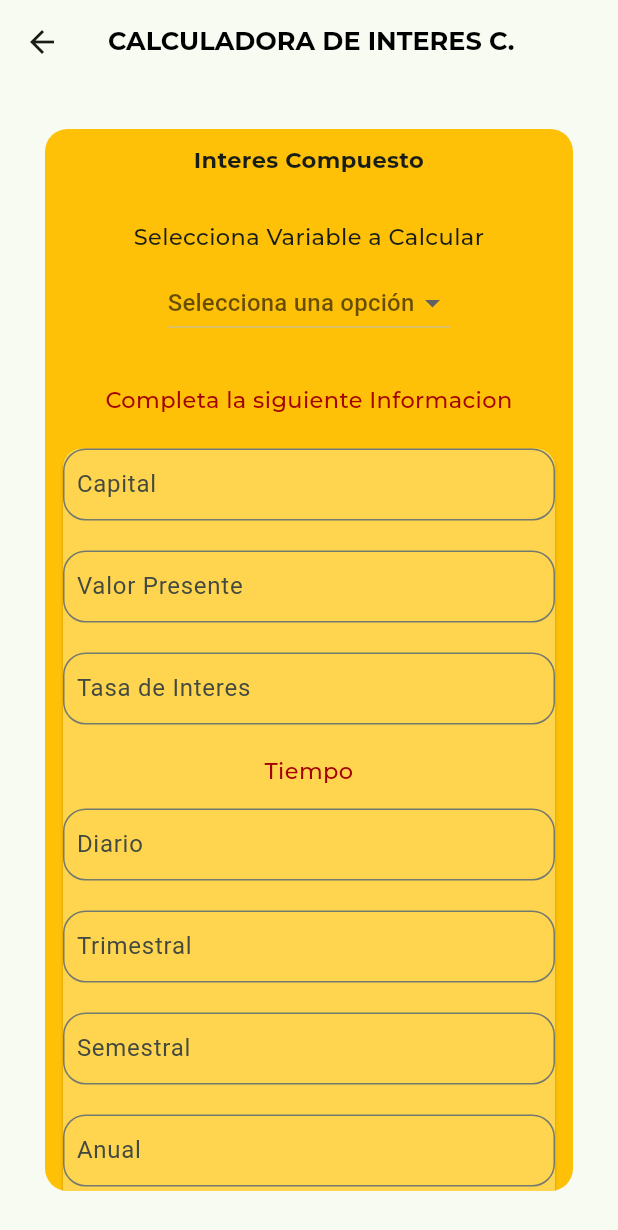
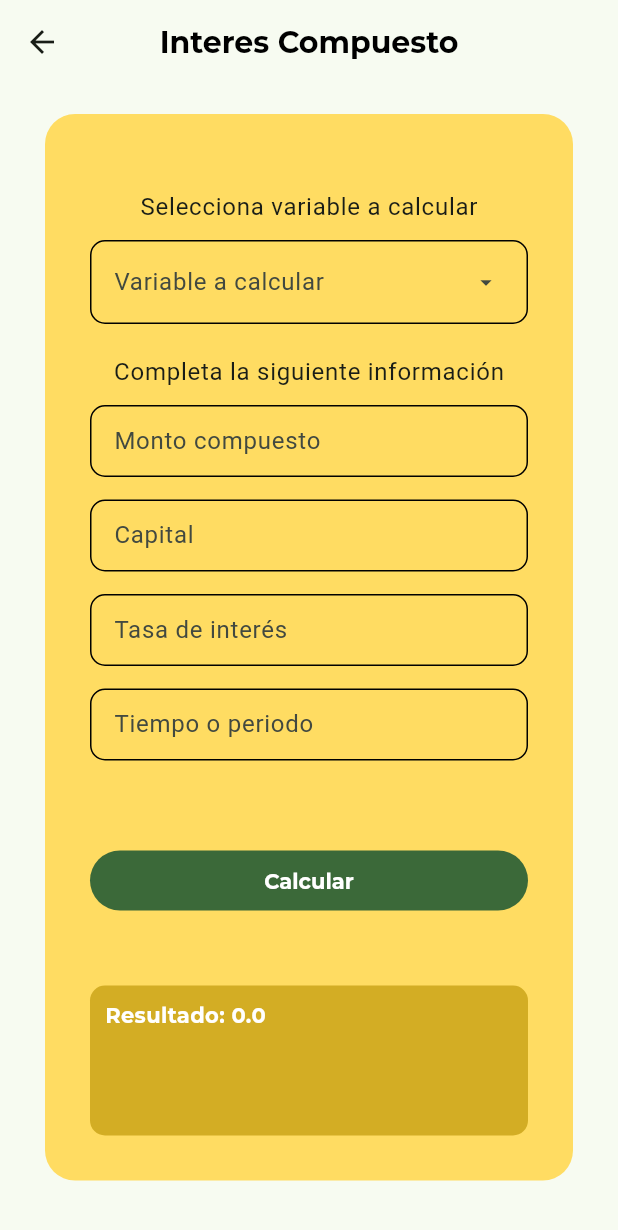
Before and after one commit to LuisPg10/ingemath, a Flutter app: the CompoundInterestScreen screen opened by its route, on a phone screen of 412 x 824 dp. Shown: the top 1230 px of the screen. Run offline on Flutter 3.47's test engine with Material 3 defaults, Android fonts, the phone set to English and light mode, and no system bars; our stand-ins replace flutter_riverpod, formz, go_router, google_fonts; missing offline and left inert: dart:ffi; project files that could hold a hidden picture were left out.

Commit message:
Compound Interest: Changes in Domain, infrastructure and presentation (provide)

```diff
--- a/lib/domain/datasources/calculation_compound _datasource.dart
+++ b/lib/domain/datasources/calculation_compound _datasource.dart
@@ -2,12 +2,6 @@ abstract class CalculationCompoundDatasource {
   Future<double> calculateAmountComp({
     required double capital,
     required double capInterestRate,
-    required double time,
-  });
-
-  Future<double> calculatePresentValue({
-    required double amount,
-    required double interestRateCap,
     required double time,
   });
 
--- a/lib/domain/repositories/calculation_compound _repository.dart
+++ b/lib/domain/repositories/calculation_compound _repository.dart
@@ -2,12 +2,6 @@ abstract class CalculationCompoundRepository {
   Future<double> calculateAmountComp({
     required double capital,
     required double capInterestRate,
-    required double time,
-  });
-
-  Future<double> calculatePresentValue({
-    required double amount,
-    required double interestRateCap,
     required double time,
   });
 
--- /dev/null
+++ b/lib/presentation/providers/compound_interest/compound_repository_provider.dart
@@ -0,0 +1,6 @@
+import 'package:flutter_riverpod/flutter_riverpod.dart';
+import 'package:ingemath/infraestructure/infraestructure.dart';
+
+final compoundRepositorytProvider = Provider((ref) {
+  return CalculationCompoundRepositoryImpl();
+});
--- a/lib/presentation/providers/providers.dart
+++ b/lib/presentation/providers/providers.dart
@@ -3,3 +3,6 @@ export 'annuity/annuity_repository_provider.dart';
 
 export 'simple_interest/simple_form_provider.dart';
 export 'simple_interest/simple_repository_provider.dart';
+
+export 'compound_interest/compound_from_provider.dart';
+export 'compound_interest/compound_repository_provider.dart';
--- a/lib/presentation/screens/compound_interest_screen.dart
+++ b/lib/presentation/screens/compound_interest_screen.dart
@@ -1,236 +1,157 @@
 import 'package:flutter/material.dart';
-import '../widgets/widgets.dart';
+import 'package:flutter_riverpod/flutter_riverpod.dart';
+import 'package:ingemath/presentation/providers/providers.dart';
+import 'package:ingemath/presentation/widgets/widgets.dart';
 
 class CompoundInterestScreen extends StatelessWidget {
-  const CompoundInterestScreen({Key? key}) : super(key: key);
+  const CompoundInterestScreen({super.key});
 
   @override
   Widget build(BuildContext context) {
     return Scaffold(
       appBar: AppBar(
-        title: const Text("CALCULADORA DE INTERES C.",
-                style: TextStyle(
-                  fontWeight: FontWeight.bold,
-                  fontSize: 17,
-                ),),
+        title: const Text("Interes Compuesto"),
       ),
-      body: const MyBody(),
-    );
-  }
-}
-
-class MyBody extends StatelessWidget {
-  const MyBody({Key? key}) : super(key: key);
-
-  @override
-  Widget build(BuildContext context) {
-    return SafeArea(
-      left: true,
-      child: Container(
-        height: double.infinity,
-        margin: const EdgeInsets.all(30.0),
-        width: double.infinity,
-        decoration: BoxDecoration(
-          color: Colors.amber,
-          borderRadius: BorderRadius.circular(15.0),
-        ),
-        child: SingleChildScrollView(
-          child: Column(
-            children: [
-              const SizedBox(height: 10),
-              const Text(
-                'Interes Compuesto',
-                textAlign: TextAlign.center,
-                style: TextStyle(
-                  fontWeight: FontWeight.bold,
-                  fontSize: 15,
-                ),
-              ),
-              const SizedBox(height: 30),
-              const Text(
-                'Selecciona Variable a Calcular',
-                textAlign: TextAlign.center,
-                style: TextStyle(
-                  fontWeight: FontWeight.w500,
-                  fontSize: 15,
-                ),
-              ),
-              const SizedBox(height: 10),
-              // Agrega el DropdownButton debajo del texto
-              DropdownButton<String>(
-                items: [
-                  'Capital',
-                  'Monto Compu',
-                  'Interes Compu'
-                ] // Reemplaza con tus opciones
-                    .map((String value) {
-                  return DropdownMenuItem<String>(
-                    value: value,
-                    child: Text(value),
-                  );
-                }).toList(),
-                onChanged: (String? newValue) {
-                  // Puedes agregar lógica aquí cuando se selecciona una opción
-                },
-                hint: const Text(
-                    'Selecciona una opción'), // Texto antes de seleccionar
-                value:
-                    null, // Deberías mantener un estado para la opción seleccionada
-              ),
-              const SizedBox(height: 30),
-              const Text(
-                'Completa la siguiente Informacion',
-                textAlign: TextAlign.center,
-                style: TextStyle(
-                  color: Color.fromARGB(255, 163, 3, 3),
-                  fontWeight: FontWeight.w500,
-                  fontSize: 15,
-                ),
-              ),
-              const SizedBox(height: 10),
-              Padding(
-                padding: const EdgeInsets.all(8.0),
-                child: Card(
-                  color: Colors.amber[300],
-                  child: Column(
-                    children: [
-                      TextField(
-                        controller: null,
-                        decoration: InputDecoration(
-                          labelText: 'Capital',
-                          border: OutlineInputBorder(
-                            borderRadius: BorderRadius.circular(15),
-                          ),
-                          contentPadding: const EdgeInsets.all(5),
-                        ),
-                        style: const TextStyle(fontSize: 15),
-                      ),
-                      const SizedBox(height: 20),
-                      TextField(
-                        controller: null,
-                        decoration: InputDecoration(
-                          labelText: 'Valor Presente',
-                          border: OutlineInputBorder(
-                            borderRadius: BorderRadius.circular(15),
-                          ),
-                          contentPadding: const EdgeInsets.symmetric(
-                              vertical: 5, horizontal: 5),
-                        ),
-                        style: const TextStyle(fontSize: 15),
-                      ),
-                      const SizedBox(height: 20),
-                      TextField(
-                        controller: null,
-                        decoration: InputDecoration(
-                          labelText: 'Tasa de Interes',
-                          border: OutlineInputBorder(
-                            borderRadius: BorderRadius.circular(15),
-                          ),
-                          contentPadding: const EdgeInsets.symmetric(
-                              vertical: 5, horizontal: 5),
-                        ),
-                        style: const TextStyle(fontSize: 15),
-                      ),
-                      const SizedBox(height: 20),
-                      const Text(
-                        'Tiempo',
-                        textAlign: TextAlign.center,
-                        style: TextStyle(
-                          color: Color.fromARGB(255, 163, 3, 3),
-                          fontWeight: FontWeight.w500,
-                          fontSize: 15,
-                        ),
-                      ),
-                      const SizedBox(height: 15),
-                      TextField(
-                        controller: null,
-                        decoration: InputDecoration(
-                          labelText: 'Diario',
-                          border: OutlineInputBorder(
-                            borderRadius: BorderRadius.circular(15),
-                          ),
-                          contentPadding: const EdgeInsets.symmetric(
-                              vertical: 5, horizontal: 5),
-                        ),
-                        style: const TextStyle(fontSize: 15),
-                      ),
-                      const SizedBox(height: 20),
-                      TextField(
-                        controller: null,
-                        decoration: InputDecoration(
-                          labelText: 'Trimestral',
-                          border: OutlineInputBorder(
-                            borderRadius: BorderRadius.circular(15),
-                          ),
-                          contentPadding: const EdgeInsets.symmetric(
-                              vertical: 5, horizontal: 5),
-                        ),
-                        style: const TextStyle(fontSize: 15),
-                      ),
-                      const SizedBox(height: 20),
-                      TextField(
-                        controller: null,
-                        decoration: InputDecoration(
-                          labelText: 'Semestral',
-                          border: OutlineInputBorder(
-                            borderRadius: BorderRadius.circular(15),
-                          ),
-                          contentPadding: const EdgeInsets.symmetric(
-                              vertical: 5, horizontal: 5),
-                        ),
-                        style: const TextStyle(fontSize: 15),
-                      ),
-                      const SizedBox(height: 20),
-                      TextField(
-                        controller: null,
-                        decoration: InputDecoration(
-                          labelText: 'Anual',
-                          border: OutlineInputBorder(
-                            borderRadius: BorderRadius.circular(15),
-                          ),
-                          contentPadding: const EdgeInsets.symmetric(
-                              vertical: 5, horizontal: 5),
-                        ),
-                        style: const TextStyle(fontSize: 15),
-                      ),
-                      const SizedBox(height: 20),
-                      ElevatedButton(
-                            onPressed: () {
-                              //
-                            },
-                            style: ElevatedButton.styleFrom(
-                              backgroundColor: Color.fromARGB(255, 3, 114, 46),
-                              minimumSize: const Size(double.infinity, 40),
-                              shape: RoundedRectangleBorder(
-                                borderRadius: BorderRadius.circular(
-                                    30.0), // Bordes circulares
-                              ),
-                            ),
-                            child: const Text('CALCULAR',
-                                style: TextStyle(
-                                    fontSize: 16, color: Colors.white)),
-                          ),
-                        TextField(
-                        controller: null,
-                        decoration: InputDecoration(
-                          labelText: 'Resultado',
-                          border: OutlineInputBorder(
-                            borderRadius: BorderRadius.circular(10),
-                          ),
-                          contentPadding: const EdgeInsets.symmetric(
-                              vertical:100, horizontal: 5),
-                        ),
-                        style: const TextStyle(fontSize: 15),
-                      ),
-                    ],
-                  ),
-                ),
-              ),
-              const SizedBox(height: 25),
-            ],
-          ),
+      body: Padding(
+        padding: const EdgeInsets.symmetric(horizontal: 30, vertical: 20),
+        child: Container(
+          width: double.infinity,
+          decoration: BoxDecoration(
+              color: const Color(0xFFFFDC62),
+              borderRadius: BorderRadius.circular(20)),
+          child: const _CompoundInterestForm(),
         ),
       ),
     );
   }
 }
+
+class _CompoundInterestForm extends ConsumerWidget {
+  final menuOptions = const <String, String>{
+    "amount": "Monto compuesto",
+    "capitalComp": "Capital compuesto",
+    "capInterestRate": "Tasa de interés",
+    "timeComp": "Tiempo compuesto",
+  };
+
+  const _CompoundInterestForm();
+
+  @override
+  Widget build(BuildContext context, WidgetRef ref) {
+    final keyOptions = menuOptions.keys.toList();
+    final CompoundForm = ref.watch(compoundFormProvider);
+    final textStyles = Theme.of(context).textTheme;
+
+    return Padding(
+      padding: const EdgeInsets.all(30),
+      child: SingleChildScrollView(
+        child: Column(
+          children: [
+
+            const SizedBox(height: 20),
+            Text("Selecciona variable a calcular",
+                style: textStyles.bodyLarge),
+            const SizedBox(height: 10),
+
+            CustomDropDownMenu(
+              hintText: "Variable a calcular",
+              options: menuOptions,
+              onSelected: (value) {
+                ref
+                    .read(compoundFormProvider.notifier)
+                    .onOptionsCompoundChanged(value!);
+              },
+              errorText: CompoundForm.isFormPosted &&
+                      CompoundForm.optionCompound == "none"
+                  ? "Seleccione la variable a calcular"
+                  : null,
+            ),
+            const SizedBox(height: 20),
+            Text("Completa la siguiente información",
+                style: textStyles.bodyLarge),
+            const SizedBox(height: 10),
+
+            //Form
+            CustomTextFormField(
+              enable: CompoundForm.optionCompound != keyOptions.first,
+              label: "Monto compuesto",
+              onChanged: (value) {
+                ref
+                    .read(compoundFormProvider.notifier)
+                    .onOptionsAmountCompoundChanged(double.tryParse(value) ?? 0);
+              },
+              errorMessage: CompoundForm.isFormPosted &&
+                      CompoundForm.optionCompound != "amount"
+                  ? CompoundForm.amount.errorMessage
+                  : null,
+            ),
+            const SizedBox(height: 15),
+            CustomTextFormField(
+
+              enable: CompoundForm.optionCompound != keyOptions[1],
+              label: "Capital",
+              onChanged: (value) {
+                ref
+                    .read(compoundFormProvider.notifier)
+                    .onCapitalCompoundChanged(double.tryParse(value) ?? 0);
+              },
+              errorMessage: CompoundForm.isFormPosted &&
+                      CompoundForm.optionCompound != "capital"
+                  ? CompoundForm.capital.errorMessage
+                  : null,
+            ),
+            const SizedBox(height: 15),
+            CustomTextFormField(
+              enable: CompoundForm.optionCompound != keyOptions[2],
+              label: "Tasa de interés",
+              onChanged: (value) {
+                ref
+                    .read(compoundFormProvider.notifier)
+                    .onInteresRateCompoundChanged(double.tryParse(value) ?? 0);
+              },
+              errorMessage: CompoundForm.isFormPosted &&
+                      CompoundForm.optionCompound != "capInterestRate"
+                  ? CompoundForm.capInterestRate.errorMessage
+                  : null,
+            ),
+            const SizedBox(height: 15),
+            CustomTextFormField(
+              enable: CompoundForm.optionCompound != keyOptions.last,
+              label: "Tiempo o periodo",
+              onChanged: (value) {
+                ref
+                    .read(compoundFormProvider.notifier)
+                    .onTimeCompoundChanged(double.tryParse(value) ?? 0);
+              },
+              errorMessage: CompoundForm.isFormPosted &&
+                      CompoundForm.optionCompound != "time"
+                  ? CompoundForm.time.errorMessage
+                  : null,
+            ),
+             const SizedBox(height: 60),
+            SizedBox(
+              width: double.infinity,
+              height: 40,
+              child: CustomFilledButton(
+                onPressed: ref.read(compoundFormProvider.notifier).calculate,
+                child: const Text("Calcular"),
+              ),
+            ),
+            const SizedBox(height: 50),
+            Container(
+              padding: const EdgeInsets.all(10),
+              width: double.infinity - 30,
+              height: 100,
+              decoration: BoxDecoration(
+                borderRadius: BorderRadius.circular(10),
+                color: const Color(0xFFD3AD24),
+              ),
+              child: Text("Resultado: ${CompoundForm.result}",
+                  style: const TextStyle(color: Colors.white)),
+            )
+          ],
+        ),
+      ),
+    );
+  }
+}
```
Also changed, not shown: lib/infraestructure/datasources/calculation_compound_datasource_impl.dart (+23 -23 lines), lib/infraestructure/repositories/calculation_compoud_repository_impl.dart (+0 -13 lines), lib/presentation/providers/compound_interest/compound_from_provider.dart (added, +137 -0 lines), lib/presentation/screens/simple_interest_screen.dart (+8 -7 lines).
